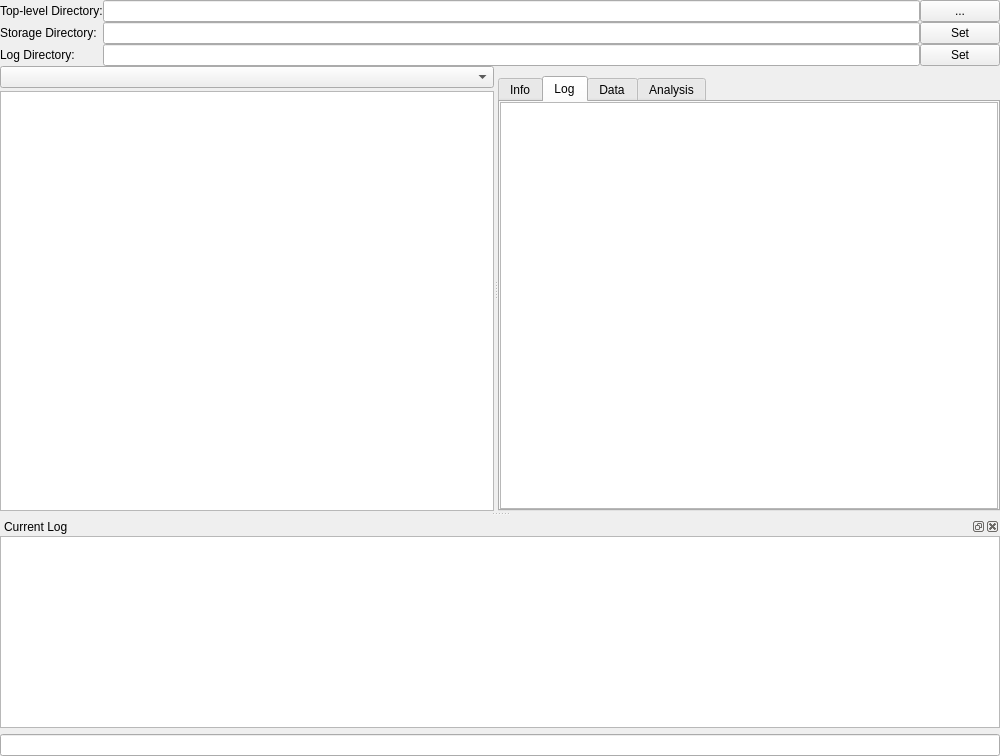
Old version of the form lib/modules/DataManager/DataManagerTemplate.ui in the repository acq4/acq4.
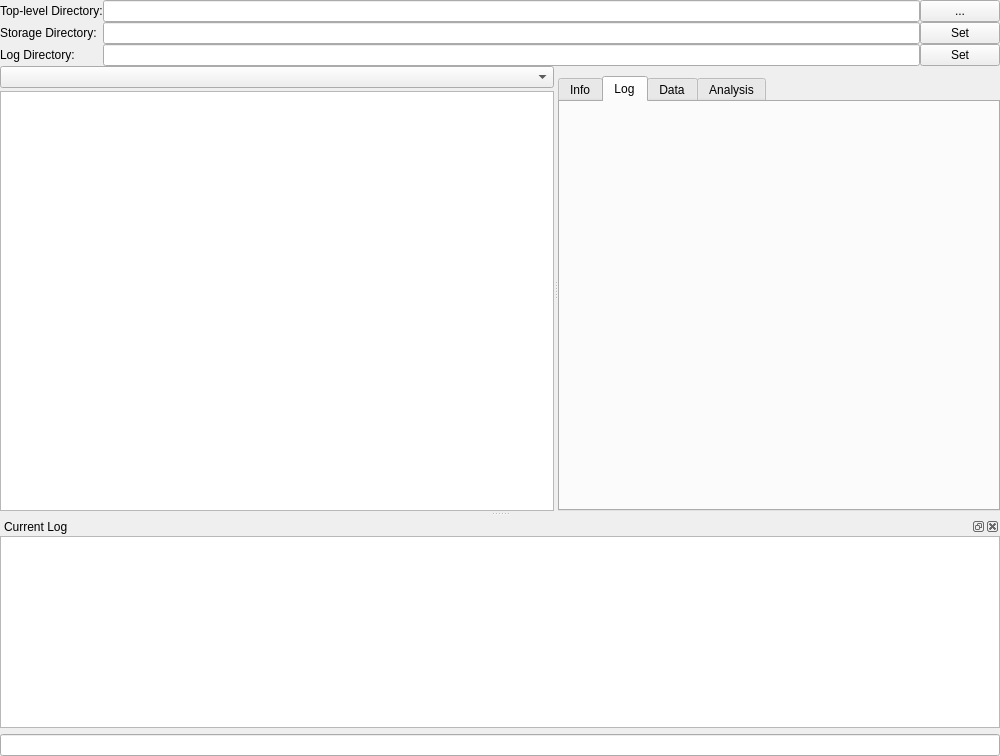
New version of the form. The open tabs and pages were chosen to show the change. Custom widgets are drawn as their Qt base class.

Commit message: beginning of reloading old logs to view in DataManager -- sort of working, but VERY buggy

Diff of the .ui file:
```diff
--- a/lib/modules/DataManager/DataManagerTemplate.ui
+++ b/lib/modules/DataManager/DataManagerTemplate.ui
@@ -182,13 +182,6 @@
             <property name="margin">
              <number>0</number>
             </property>
-            <item>
-             <widget class="QTextEdit" name="selectedLogView">
-              <property name="readOnly">
-               <bool>true</bool>
-              </property>
-             </widget>
-            </item>
            </layout>
           </widget>
           <widget class="QWidget" name="tab_3">
```
Left out of the diff: 4 changed lines with no effect on the pictures. The commit also changes 9 other files.
